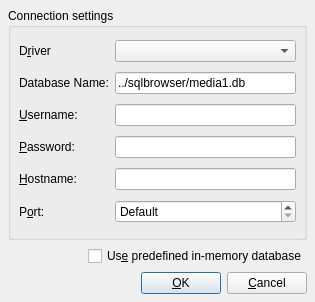
Before: the Qt Designer form sandbox/icl/libs/xplore/br1/sqlbrowser/qsqlconnectiondialog.ui in tonado/boost, drawn with Qt 5.
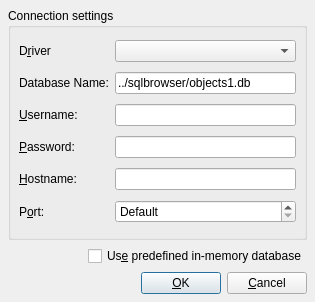
After: the same form once the commit is applied.

What changed in the file:
```diff
--- a/sandbox/icl/libs/xplore/br1/sqlbrowser/qsqlconnectiondialog.ui
+++ b/sandbox/icl/libs/xplore/br1/sqlbrowser/qsqlconnectiondialog.ui
@@ -58,7 +58,7 @@
       <item row="1" column="1">
        <widget class="QLineEdit" name="editDatabase">
         <property name="text">
-         <string>../sqlbrowser/media1.db</string>
+         <string>../sqlbrowser/objects1.db</string>
         </property>
        </widget>
       </item>
```
